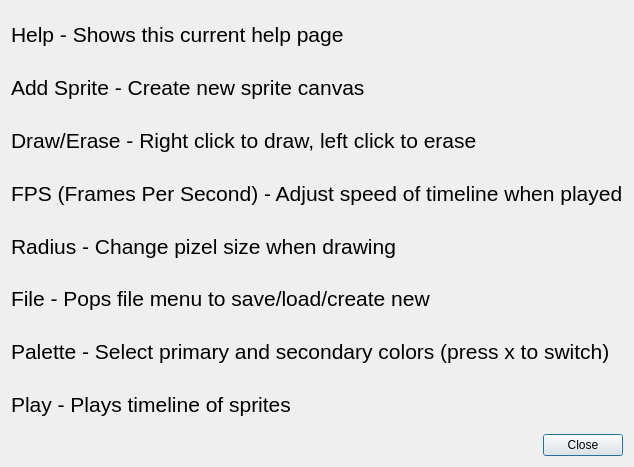
Old version of the form helpdialog.ui in the repository guapipapi/CS3505-PixelPi.
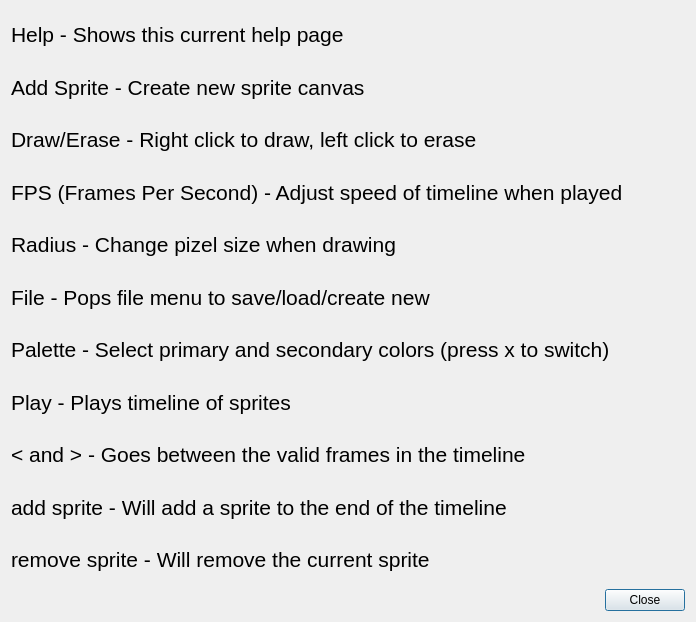
New version of the form.

Commit message: updated help dialog

```diff
--- a/helpdialog.ui
+++ b/helpdialog.ui
@@ -6,8 +6,8 @@
    <rect>
     <x>0</x>
     <y>0</y>
-    <width>609</width>
-    <height>467</height>
+    <width>696</width>
+    <height>622</height>
    </rect>
   </property>
   <property name="windowTitle">
@@ -110,6 +110,42 @@
      </property>
     </widget>
    </item>
+   <item>
+    <widget class="QLabel" name="label">
+     <property name="font">
+      <font>
+       <pointsize>16</pointsize>
+      </font>
+     </property>
+     <property name="text">
+      <string>&lt; and &gt; - Goes between the valid frames in the timeline</string>
+     </property>
+    </widget>
+   </item>
+   <item>
+    <widget class="QLabel" name="label_2">
+     <property name="font">
+      <font>
+       <pointsize>16</pointsize>
+      </font>
+     </property>
+     <property name="text">
+      <string>add sprite - Will add a sprite to the end of the timeline</string>
+     </property>
+    </widget>
+   </item>
+   <item>
+    <widget class="QLabel" name="label_3">
+     <property name="font">
+      <font>
+       <pointsize>16</pointsize>
+      </font>
+     </property>
+     <property name="text">
+      <string>remove sprite - Will remove the current sprite</string>
+     </property>
+    </widget>
+   </item>
    <item>
     <widget class="QDialogButtonBox" name="buttonBox">
      <property name="orientation">
```
